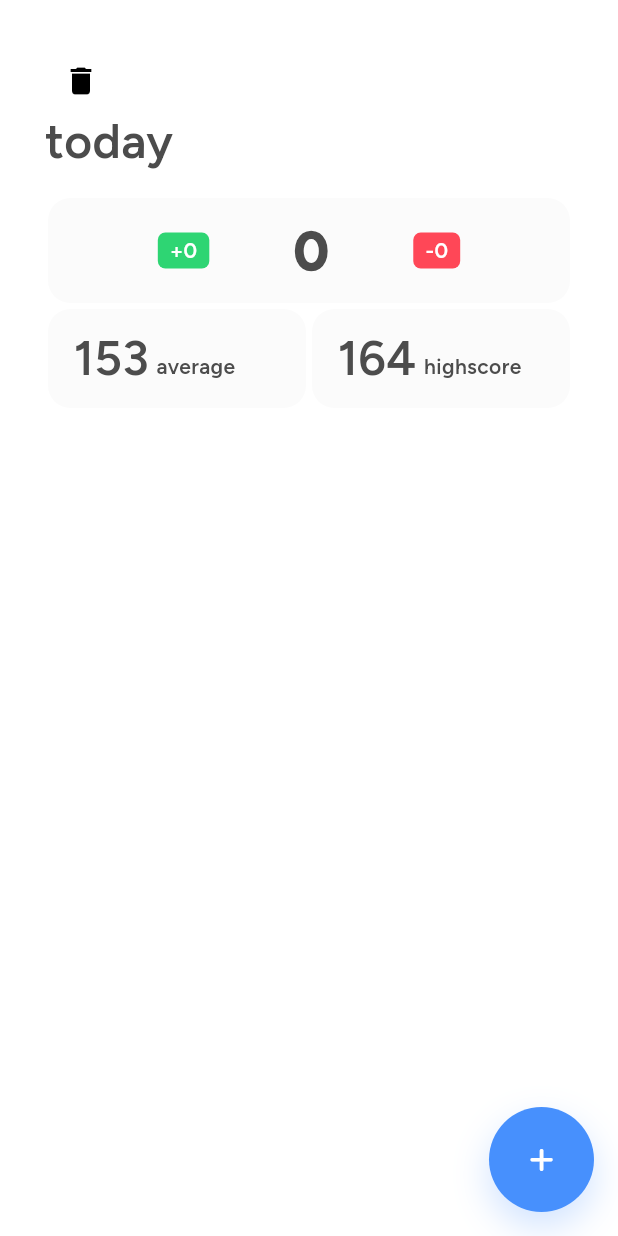
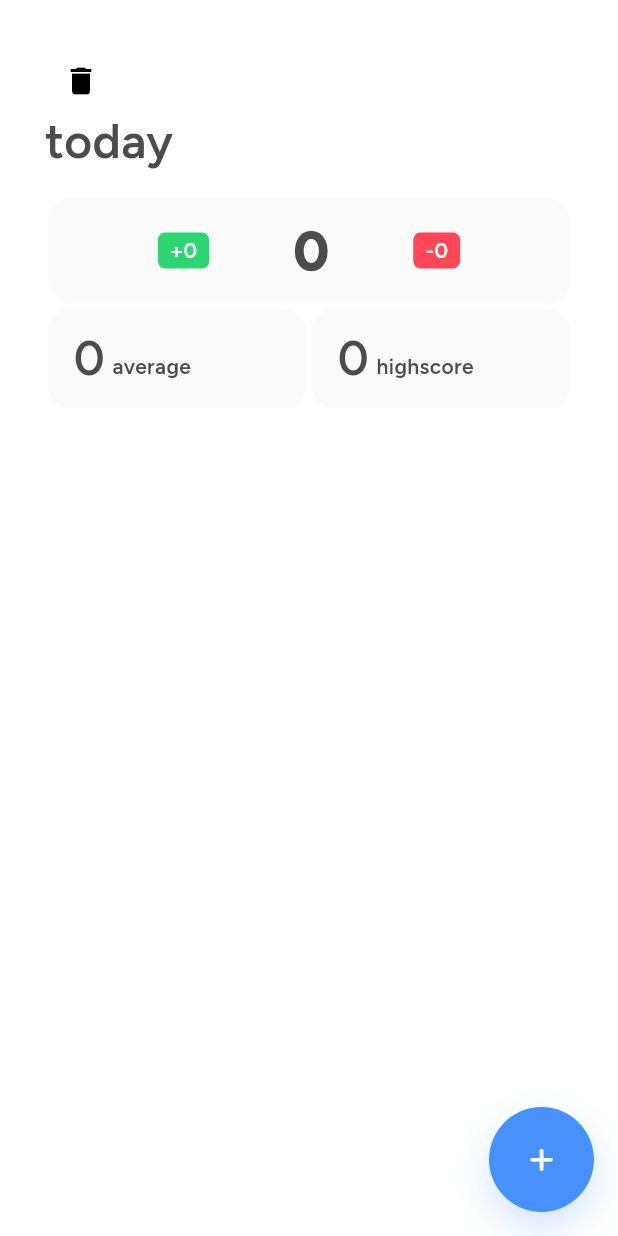
Before and after one commit to Studio-Grosser/gameify, a Flutter app: the screen it shows after launch, on a phone screen of 412 x 824 dp. Run offline on Flutter 3.47's test engine with Material 3 defaults, Android fonts, the phone set to English and light mode, and no system bars; our stand-ins replace font_awesome_flutter, sqflite; accounts and stored records are empty.

Commit message:
add average and highscore metric

```diff
--- a/lib/database/database_service.dart
+++ b/lib/database/database_service.dart
@@ -34,7 +34,8 @@ class DatabaseService {
     await db.execute('''
       CREATE TABLE ${Date.tableName} (
         ${Date.id_} TEXT PRIMARY KEY,
-        ${Date.completedTaskIds_} TEXT NOT NULL
+        ${Date.completedTaskIds_} TEXT NOT NULL,
+        ${Date.score_} INTEGER
       )
       ''');
   }
--- a/lib/models/date.dart
+++ b/lib/models/date.dart
@@ -3,22 +3,26 @@ import 'dart:convert';
 class Date {
   final String id;
   final Set<String> completedTaskIds;
+  final int score;
 
-  Date({required this.id, required this.completedTaskIds});
+  Date({required this.id, required this.completedTaskIds, this.score = 0});
 
   // Identifier for database
   static const String tableName = 'dates';
   // column names in database
   static const String id_ = '_id';
   static const String completedTaskIds_ = 'completedTaskIds';
+  static const String score_ = 'score';
 
   Map<String, dynamic> toJson() => {
         id_: id,
         completedTaskIds_: jsonEncode(completedTaskIds.toList()),
+        score_: score,
       };
 
   factory Date.fromJson(Map<String, dynamic> json) => Date(
         id: json[id_],
         completedTaskIds: Set<String>.from(jsonDecode(json[completedTaskIds_])),
+        score: json[score_] as int? ?? 0,
       );
 }
--- a/lib/pages/main_page.dart
+++ b/lib/pages/main_page.dart
@@ -23,6 +23,9 @@ class MainPage extends StatefulWidget {
 
 class _MainPageState extends State<MainPage> {
   late DateTime currentDate;
+
+  int highscore = 0;
+  int average = 0;
 
   int get score => tasks
       .where((task) =>
@@ -63,6 +66,18 @@ class _MainPageState extends State<MainPage> {
     TaskService().readTasks().then((value) {
       setState(() {
         tasks = value;
+      });
+    });
+
+    DateService().getHighestScore().then((value) {
+      setState(() {
+        highscore = value ?? 0;
+      });
+    });
+
+    DateService().getHighestScore().then((value) {
+      setState(() {
+        average = value ?? 0;
       });
     });
   }
@@ -119,10 +134,11 @@ class _MainPageState extends State<MainPage> {
                           value: negativeScore, isDefaultNegative: true),
                     ],
                   )),
-              const Row(
+              Row(
                 children: [
-                  MetricDisplay(metric: '153', unit: 'average'),
-                  MetricDisplay(metric: '164', unit: 'highscore'),
+                  MetricDisplay(metric: average.toString(), unit: 'average'),
+                  MetricDisplay(
+                      metric: highscore.toString(), unit: 'highscore'),
                 ],
               ),
               const SizedBox(height: 100),
@@ -144,7 +160,8 @@ class _MainPageState extends State<MainPage> {
                             });
                             DateService().writeDate(Date(
                                 id: currentDate.toId(),
-                                completedTaskIds: completedTasks));
+                                completedTaskIds: completedTasks,
+                                score: score));
                           });
                     }),
               )
```
Also changed, not shown: lib/database/date_service.dart (+24 -0 lines).
